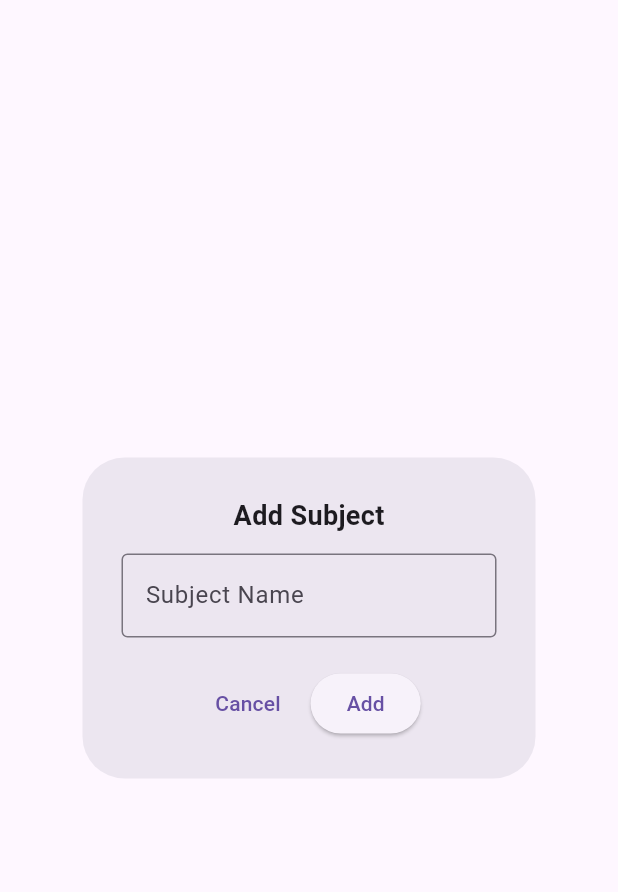
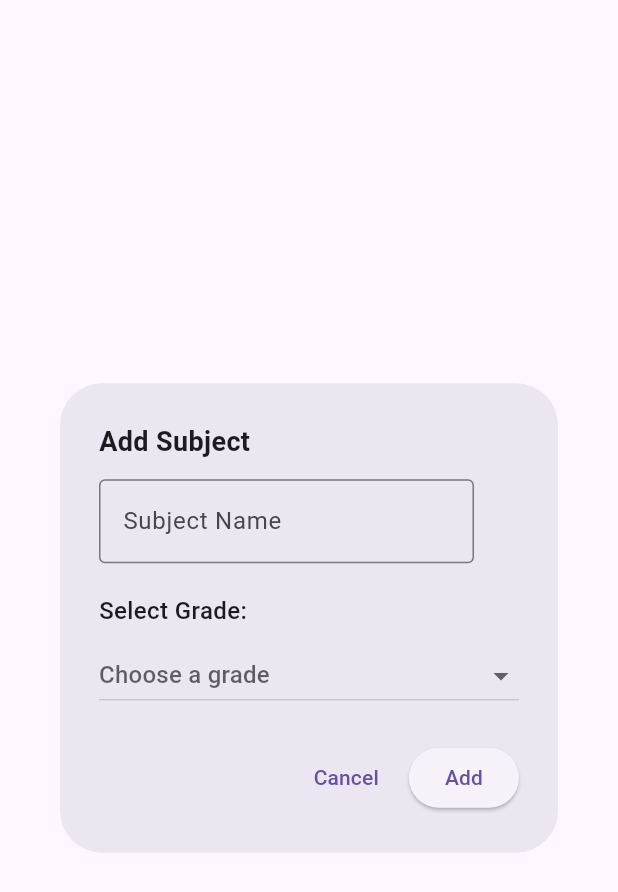
Before and after one commit to GetTeacherMechina/GetTeacherClient, a Flutter app: the AddSubjectDialog widget shown alone on an empty page, opened directly, on a phone screen of 412 x 824 dp. Shown: the top 892 px of the screen. Run offline on Flutter 3.47's test engine with Material 3 defaults, Android fonts, the phone set to English and light mode, and no system bars; our stand-ins replace email_validator, progress_state_button, shared_preferences; accounts and stored records are empty; generated files the repository leaves out were written again; project files that could hold a hidden picture were left out.

Commit message:
finished adding teacher subject /net

```diff
--- a/lib/net/teacher_subject_selector/teacher_subject_selector_handler.dart
+++ b/lib/net/teacher_subjects/teacher_subjects.dart
@@ -1,11 +1,11 @@
 import "package:getteacher/net/net.dart";
-import "package:getteacher/net/teacher_subject_selector/teacher_subject_selector.dart";
+import "package:getteacher/net/teacher_subjects/teacher_subjects_models.dart";
 
 Future<List<TeacherSubjectModel>> getTeacherSubjectSelector() async {
   final Map<String, dynamic> json =
       await getClient().getJson("/TeacherSubjectSelectorController");
-  final TeacherSubjectSelectorResponseModel data =
-      TeacherSubjectSelectorResponseModel.fromJson(json);
+  final GetTeacherSubjectsResponseModel data =
+      GetTeacherSubjectsResponseModel.fromJson(json);
   final List<TeacherSubjectModel> ans = <TeacherSubjectModel>[];
   for (int i = 0; i < data.grades.length; i++) {
     ans.add(
@@ -14,3 +14,10 @@ Future<List<TeacherSubjectModel>> getTeacherSubjectSelector() async {
   }
   return ans;
 }
+
+Future<void> addTeacherSubject(final String subject, final String grade) async {
+  await getClient().postJson(
+    "/api/v1/teacher_subjects/add",
+    <String, String>{"Subject": subject, "Grade": grade},
+  );
+}
--- a/lib/views/teacher_main_screen/teacher_subject_editor_screen/teacher_subject_editor_screen.dart
+++ b/lib/views/teacher_main_screen/teacher_subject_editor_screen/teacher_subject_editor_screen.dart
@@ -1,7 +1,7 @@
 import "package:flutter/material.dart";
 import "package:getteacher/common_widgets/searcher_widget.dart";
-import "package:getteacher/net/teacher_subject_selector/teacher_subject_selector.dart";
-import "package:getteacher/net/teacher_subject_selector/teacher_subject_selector_handler.dart";
+import "package:getteacher/net/teacher_subjects/teacher_subjects_models.dart";
+import "package:getteacher/net/teacher_subjects/teacher_subjects.dart";
 
 class TeacherSubjectEditorScreen extends StatefulWidget {
   const TeacherSubjectEditorScreen({super.key});
@@ -13,12 +13,16 @@ class TeacherSubjectEditorScreen extends StatefulWidget {
 
 class _TeacherSubjectEditorScreenState
     extends State<TeacherSubjectEditorScreen> {
+  final TextEditingController _subjectSearchEditingController =
+      TextEditingController();
+
   @override
   Widget build(final BuildContext context) => Scaffold(
         appBar: AppBar(
           title: const Text("teacher subject selector"),
         ),
         body: SearcherWidget<TeacherSubjectModel>(
+          searchController: _subjectSearchEditingController,
           fetchItems: getTeacherSubjectSelector,
           itemBuilder:
               (final BuildContext context, final TeacherSubjectModel item) =>
@@ -27,30 +31,62 @@ class _TeacherSubjectEditorScreenState
           ),
         ),
         floatingActionButton: FloatingActionButton(
-          onPressed: () {
-            showDialog<String>(
+          onPressed: () async {
+            final data = await showDialog<(String, String)>(
               context: context,
-              builder: (final BuildContext context) => AddSubjectDialog(),
+              builder: (final BuildContext context) => AddSubjectDialog(
+                input: _subjectSearchEditingController.text,
+              ),
             );
+            if (data != null) {
+              final (String subject, String grade) = data;
+              await addTeacherSubject(subject, grade);
+              setState(() {});
+            }
           },
           child: const Icon(Icons.add),
         ),
       );
 }
 
-class AddSubjectDialog extends StatelessWidget {
-  AddSubjectDialog({
-    super.key,
-  });
+class AddSubjectDialog extends StatefulWidget {
+  AddSubjectDialog({super.key, final String? input}) {
+    if (input != null) {
+      subjectTextEditingController.text = input;
+    }
+  }
 
   final TextEditingController subjectTextEditingController =
       TextEditingController();
+  @override
+  State<AddSubjectDialog> createState() => _AddSubjectDialogState();
+}
+
+class _AddSubjectDialogState extends State<AddSubjectDialog> {
+  final List<String> grades = <String>[
+    "א",
+    "ב",
+    "ג",
+    "ד",
+    "ה",
+    "ו",
+    "ז",
+    "ח",
+    "ט",
+    "י",
+    "יא",
+    "יב"
+  ];
+
+  String? selectedGrade;
+
   @override
   Widget build(final BuildContext context) => Dialog(
         child: Padding(
           padding: const EdgeInsets.all(26.0),
           child: Column(
             mainAxisSize: MainAxisSize.min,
+            crossAxisAlignment: CrossAxisAlignment.start,
             children: [
               const Text(
                 "Add Subject",
@@ -63,7 +99,7 @@ class AddSubjectDialog extends StatelessWidget {
               SizedBox(
                 width: 250,
                 child: TextField(
-                  controller: subjectTextEditingController,
+                  controller: widget.subjectTextEditingController,
                   decoration: const InputDecoration(
                     labelText: "Subject Name",
                     border: OutlineInputBorder(),
@@ -71,10 +107,33 @@ class AddSubjectDialog extends StatelessWidget {
                 ),
               ),
               const SizedBox(height: 20),
+              const Text(
+                "Select Grade:",
+                style: TextStyle(fontSize: 16, fontWeight: FontWeight.w500),
+              ),
+              const SizedBox(height: 8),
+              DropdownButton<String>(
+                isExpanded: true,
+                value: selectedGrade,
+                hint: const Text("Choose a grade"),
+                items: grades
+                    .map(
+                      (final String grade) => DropdownMenuItem<String>(
+                        value: grade,
+                        child: Text(grade),
+                      ),
+                    )
+                    .toList(),
+                onChanged: (final String? value) {
+                  setState(() {
+                    selectedGrade = value;
+                  });
+                },
+              ),
+              const SizedBox(height: 20),
               Row(
-                mainAxisSize: MainAxisSize.min,
                 mainAxisAlignment: MainAxisAlignment.end,
-                children: <Widget>[
+                children: [
                   TextButton(
                     onPressed: () => Navigator.pop(context),
                     child: const Text("Cancel"),
@@ -82,8 +141,23 @@ class AddSubjectDialog extends StatelessWidget {
                   const SizedBox(width: 8),
                   ElevatedButton(
                     onPressed: () {
-                      // Handle Add action
-                      Navigator.pop(context, subjectTextEditingController.text);
+                      if (widget.subjectTextEditingController.text.isEmpty ||
+                          selectedGrade == null) {
+                        ScaffoldMessenger.of(context).showSnackBar(
+                          const SnackBar(
+                            content: Text("Please fill all fields."),
+                          ),
+                        );
+                        return;
+                      }
+                      // Return the input and selected grade
+                      Navigator.pop(
+                        context,
+                        (
+                          widget.subjectTextEditingController.text,
+                          selectedGrade!,
+                        ),
+                      );
                     },
                     child: const Text("Add"),
                   ),
```
Also changed, not shown: lib/common_widgets/searcher_widget.dart (+15 -7 lines), lib/net/teacher_subject_selector copy/teacher_subject_selector_handler.dart (added, +16 -0 lines), lib/net/teacher_subjects/teacher_subjects_models.dart (renamed from lib/net/teacher_subject_selector/teacher_subject_selector.dart, +8 -9 lines).
